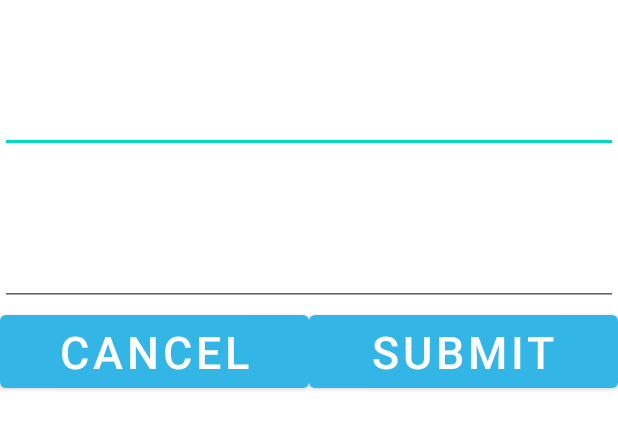
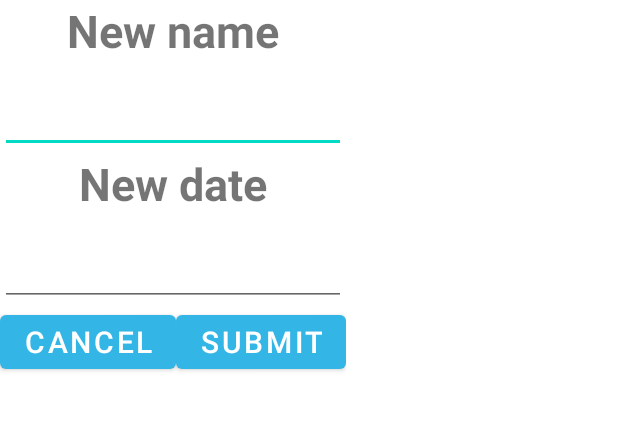
Before and after one commit to docAlexxx/NotesHolder, an Android app: the layout datachange_view.xml on its own in the app's theme, with its tools: preview values and no code run, on a phone screen of 412 x 824 dp. Shown: the top 429 px of the screen. Run offline under Robolectric (Android 15) with nearby library versions, the phone set to English and light mode, and no system bars.

Commit message:
added Dialog fragment. On push "Safe button" appears Alert Dialog with suppose to change Name and Date -> on push "Yes" appears Dialog Fragment for change them

```diff
--- /dev/null
+++ b/app/src/main/java/com/example/notesholder/ChangeResult.java
@@ -0,0 +1,6 @@
+package com.example.notesholder;
+
+public interface ChangeResult {
+    void onChangeResult(String name, String date);
+
+}
--- a/app/src/main/java/com/example/notesholder/Notes.java
+++ b/app/src/main/java/com/example/notesholder/Notes.java
@@ -15,6 +15,7 @@ public class Notes implements Parcelable {
     public String date;
     public int noteIndex;
     static Notes[] notes =new Notes[7];
+    static int currentIndex=-1;
 
     public Notes(int noteIndex, String name, String description, String date) {
         this.noteIndex = noteIndex;
--- a/app/src/main/java/com/example/notesholder/NotesFragment.java
+++ b/app/src/main/java/com/example/notesholder/NotesFragment.java
@@ -54,6 +54,7 @@ public class NotesFragment extends Fragment {
             tvNote.setOnClickListener(v -> {
               //  Notes currentNote = new Notes(index, note, "description" + (index + 1) + " and many other different words about something", "2" + (index + 1) + ".11.2021");
                 Notes currentNote= Notes.notes[index];
+                Notes.currentIndex=index;
                 showDescription(currentNote);
             });
         }
--- a/app/src/main/res/layout/datachange_view.xml
+++ b/app/src/main/res/layout/datachange_view.xml
@@ -1,6 +1,6 @@
 <?xml version="1.0" encoding="utf-8"?>
 <LinearLayout xmlns:android="http://schemas.android.com/apk/res/android"
-    android:layout_width="match_parent"
+    android:layout_width="wrap_content"
     android:layout_height="match_parent"
     android:orientation="vertical">
 
@@ -8,7 +8,9 @@
         android:id="@+id/text_view_name_change"
         android:layout_width="match_parent"
         android:layout_height="wrap_content"
+        android:text="@string/new_name"
         android:textSize="@dimen/text_size"
+        android:textAlignment="center"
         android:textStyle="bold" />
 
     <EditText
@@ -22,6 +24,8 @@
         android:id="@+id/text_view_date_change"
         android:layout_width="match_parent"
         android:layout_height="wrap_content"
+        android:text="@string/new_date"
+        android:textAlignment="center"
         android:textSize="@dimen/text_size"
         android:textStyle="bold" />
 
@@ -39,21 +43,21 @@
 
         <Button
             android:id="@+id/button_cancel"
-            android:layout_width="0dp"
+            android:layout_width="wrap_content"
             android:layout_height="wrap_content"
             android:layout_weight="1"
             android:gravity="center_horizontal"
             android:text="@string/cancel_button"
-            android:textSize="@dimen/text_size"/>
+            android:textSize="20sp"/>
 
         <Button
             android:id="@+id/button_submit"
             android:layout_height="wrap_content"
-            android:layout_width="0dp"
+            android:layout_width="wrap_content"
             android:layout_weight="1"
             android:gravity="center_horizontal"
             android:text="@string/submit_button"
-            android:textSize="@dimen/text_size"/>
+            android:textSize="20sp"/>
     </LinearLayout>
 
 </LinearLayout>
--- a/app/src/main/res/values/strings.xml
+++ b/app/src/main/res/values/strings.xml
@@ -13,4 +13,6 @@
     <string name="for_safe">is for safe changes in the note</string>
     <string name="cancel_button">Cancel</string>
     <string name="submit_button">Submit</string>
+    <string name="new_name">New name</string>
+    <string name="new_date">New date</string>
 </resources>
```
Also changed, not shown: app/src/main/java/com/example/notesholder/DialogChangeDataFragment.java (added, +41 -0 lines), app/src/main/java/com/example/notesholder/EditFragment.java (+21 -5 lines), app/src/main/java/com/example/notesholder/MainActivity.java (+14 -6 lines).
